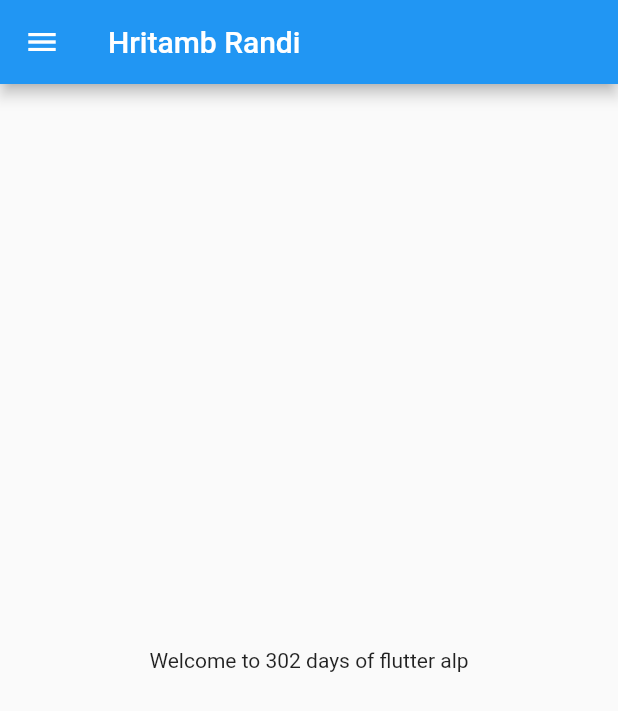
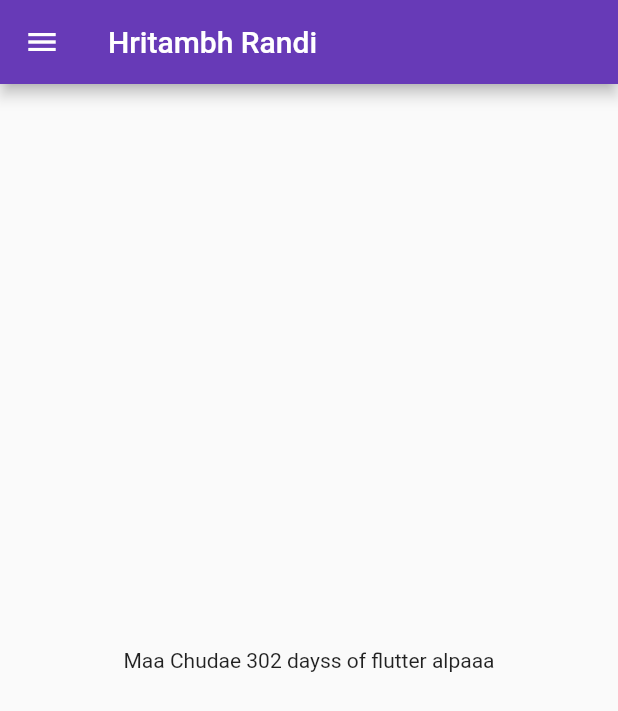
Before and after one commit to alpeshrocks/flutterin30days, a Flutter app: the screen it shows after launch, on a phone screen of 412 x 824 dp. Shown: the top 711 px of the screen. Run offline on Flutter 3.47's test engine with Material 2 defaults, Android fonts, the phone set to English and light mode, and no system bars.

Commit message:
day 3 completed

```diff
--- a/lib/main.dart
+++ b/lib/main.dart
@@ -1,6 +1,8 @@
 import 'package:flutter/material.dart';
+import 'package:flutter_application_1/pages/login_page.dart';
 
-import 'home_page.dart';
+import 'pages/home_page.dart';
+import 'pages/login_page.dart';
 
 void main() {
   runApp(MyApp());
@@ -11,9 +13,21 @@ class MyApp extends StatelessWidget {
 
   @override
   Widget build(BuildContext context) {
+    return MaterialApp(
+      //home: HomePage(),
+      themeMode: ThemeMode.light,
+      theme: ThemeData(primarySwatch: Colors.deepPurple),
 
-    return MaterialApp(
-      home: HomePage(),
+      darkTheme: ThemeData(
+        //brightness: Brightness.dark,
+        primarySwatch: Colors.red,
+      ),
+      initialRoute: "/home",
+      routes: {
+        "/": (context) => LoginPage(),
+        "/home": (context) => HomePage(),
+        "/login": (context) => LoginPage()
+      },
     );
   }
 }
--- a/lib/home_page.dart
+++ b/lib/pages/home_page.dart
@@ -8,12 +8,11 @@ class HomePage extends StatelessWidget {
   Widget build(BuildContext context) {
     return Scaffold(
       appBar: AppBar(
-        title: Text("Hritamb Randi"),
+        title: Text("Hritambh Randi"),
       ),
-
       body: Center(
         child: Container(
-          child: Text("Welcome to $d days of flutter " + a),
+          child: Text("Maa Chudae $d dayss of flutter " + a + "aaa"),
         ),
       ),
       drawer: Drawer(),
```
Also changed, not shown: lib/pages/login_page.dart (added, +20 -0 lines).
